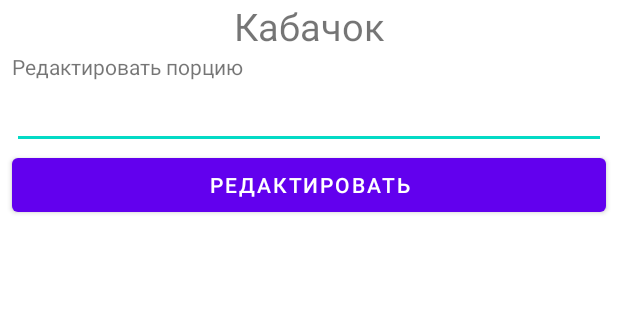
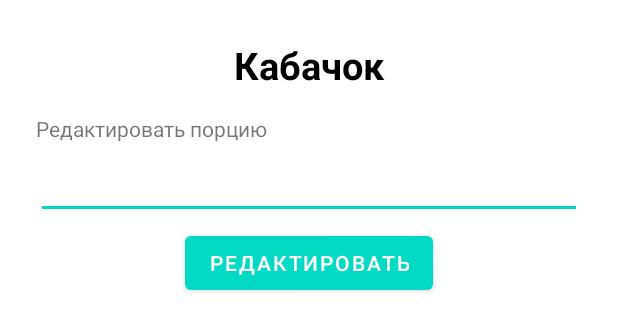
Before and after one commit to SR-rodi/Baby_Food, an Android app: the layout dialog_correct.xml on its own in the app's theme, with its tools: preview values and no code run, on a phone screen of 412 x 824 dp. Shown: the top 331 px of the screen. Run offline under Robolectric (Android 15) with nearby library versions, the phone set to English and light mode, and no system bars.

Commit message:
исправление дизайна

```diff
--- a/app/src/main/java/com/example/artyomkafood/core/database/InitDataBase.kt
+++ b/app/src/main/java/com/example/artyomkafood/core/database/InitDataBase.kt
@@ -196,9 +196,7 @@ object InitDataBase {
             list.add(ProductAndMealAndScheduleEntity(10, i, 3))
         }
         list.add(ProductAndMealAndScheduleEntity(11, 97, 4))
-/*        for (i in 98..102) {
-            list.add(ProductAndMealAndScheduleEntity(8, i , 2))
-        }*/
+
         return list
     }
 
--- a/app/src/main/java/com/example/artyomkafood/core/extensions/AddDialog.kt
+++ b/app/src/main/java/com/example/artyomkafood/core/extensions/AddDialog.kt
@@ -1,15 +1,11 @@
 package com.example.artyomkafood.core.extensions
 
 import android.app.AlertDialog
-import android.util.Log
 import android.view.LayoutInflater
 import android.widget.ArrayAdapter
-import androidx.core.view.isVisible
 import androidx.core.widget.doOnTextChanged
 import androidx.fragment.app.Fragment
 import com.example.artyomkafood.R
-import com.example.artyomkafood.feature_food.domain.model.FoodCategory
-import kotlinx.android.synthetic.main.dialo_correct.view.*
 import kotlinx.android.synthetic.main.dialog_add_product.view.*
 
 fun Fragment.createAddProductDialog(
@@ -39,7 +35,7 @@ fun Fragment.createAddProductDialog(
         .create()
 
     saveButton.setOnClickListener {
-        addDataBase(name.text.toString(), index+1)
+        addDataBase(name.text.toString(), index + 1)
         dialog.dismiss()
     }
     dialog.show()
--- a/app/src/main/java/com/example/artyomkafood/core/extensions/EditDialog.kt
+++ b/app/src/main/java/com/example/artyomkafood/core/extensions/EditDialog.kt
@@ -5,7 +5,7 @@ import android.view.LayoutInflater
 import androidx.core.widget.doOnTextChanged
 import androidx.fragment.app.Fragment
 import com.example.artyomkafood.R
-import kotlinx.android.synthetic.main.dialo_correct.view.*
+import kotlinx.android.synthetic.main.dialog_correct.view.*
 
 fun Fragment.createEditDialog(
     product: String?,
@@ -13,7 +13,7 @@ fun Fragment.createEditDialog(
     editMeal: (newVolume: String) -> Unit,
 ) {
     val view = LayoutInflater.from(requireContext())
-        .inflate(R.layout.dialo_correct, null)
+        .inflate(R.layout.dialog_correct, null)
     val editButton = view.edit_button
     val title = view.title
     val editText = view.counter
--- /dev/null
+++ b/app/src/main/res/drawable/bg_dialog.xml
@@ -0,0 +1,12 @@
+<?xml version="1.0" encoding="utf-8"?>
+<shape xmlns:android="http://schemas.android.com/apk/res/android"
+    android:shape="rectangle">
+
+
+    <corners android:radius="16dp" />
+    <solid android:color="@color/white" />
+    <stroke
+        android:width="2dp"
+        android:color="@color/teal_200" />
+
+</shape>
--- a/app/src/main/res/layout/dialog_add_product.xml
+++ b/app/src/main/res/layout/dialog_add_product.xml
@@ -1,6 +1,7 @@
 <?xml version="1.0" encoding="utf-8"?>
 <LinearLayout xmlns:android="http://schemas.android.com/apk/res/android"
     android:layout_width="match_parent"
+    android:padding="16dp"
     android:layout_height="match_parent"
     android:orientation="vertical">
 
@@ -8,6 +9,9 @@
         android:layout_width="wrap_content"
         android:layout_height="wrap_content"
         android:layout_gravity="center"
+        android:layout_marginVertical="10dp"
+        android:textStyle="bold"
+        android:textColor="@color/black"
         android:text="Довить новый продукт" />
 
     <com.google.android.material.textfield.TextInputLayout
@@ -28,6 +32,7 @@
     <com.google.android.material.textfield.TextInputLayout
         android:layout_width="match_parent"
         android:layout_height="wrap_content"
+        android:layout_marginVertical="8dp"
         style="@style/Widget.MaterialComponents.TextInputLayout.OutlinedBox.Dense"
         android:layout_marginHorizontal="16dp">
 
--- a/app/src/main/res/layout/dialo_correct.xml
+++ b/app/src/main/res/layout/dialog_correct.xml
@@ -2,9 +2,9 @@
 <LinearLayout xmlns:android="http://schemas.android.com/apk/res/android"
     xmlns:tools="http://schemas.android.com/tools"
     android:layout_width="match_parent"
-    android:layout_height="match_parent"
-    android:orientation="vertical"
-    tools:context=".feature_food.presentation.correct.CorrectFragment">
+    android:layout_height="wrap_content"
+    android:padding="16dp"
+    android:orientation="vertical">
 
     <TextView
         android:id="@+id/title"
@@ -12,13 +12,17 @@
         android:layout_height="wrap_content"
         android:layout_marginHorizontal="8dp"
         android:gravity="center"
+        android:textStyle="bold"
+        android:textColor="@color/black"
         android:textSize="25sp"
-        tools:text="Кабачок" />
+        tools:text="Кабачок"
+        android:layout_marginVertical="10dp"/>
 
     <TextView
         android:layout_width="match_parent"
         android:layout_height="wrap_content"
         android:layout_marginHorizontal="8dp"
+        android:layout_marginVertical="5dp"
         android:text="@string/edit" />
 
     <EditText
@@ -30,8 +34,10 @@
 
 
     <Button
+        android:layout_marginVertical="5dp"
         android:id="@+id/edit_button"
-        android:layout_width="match_parent"
+        android:layout_gravity="center"
+        android:layout_width="wrap_content"
         android:layout_height="wrap_content"
         android:layout_marginHorizontal="8dp"
         android:text="@string/edit_button" />
--- a/app/src/main/res/layout/fragment_add.xml
+++ b/app/src/main/res/layout/fragment_add.xml
@@ -25,6 +25,7 @@
         android:id="@+id/tab_layout"
         android:layout_width="match_parent"
         android:layout_height="wrap_content"
+        app:tabMode="scrollable"
         android:background="@color/background" />
 
     <androidx.viewpager2.widget.ViewPager2
--- a/app/src/main/res/navigation/nav_graph.xml
+++ b/app/src/main/res/navigation/nav_graph.xml
@@ -67,7 +67,7 @@
         android:id="@+id/correctFragment"
         android:name="com.example.artyomkafood.feature_food.presentation.correct.CorrectFragment"
         android:label="fragment_correct"
-        tools:layout="@layout/dialo_correct" >
+        tools:layout="@layout/dialog_correct" >
         <argument
             android:name="items"
             app:argType="com.example.artyomkafood.core.database.dao.ScheduleMeal" />
--- a/app/src/main/res/values-night/themes.xml
+++ b/app/src/main/res/values-night/themes.xml
@@ -2,9 +2,9 @@
     <!-- Base application theme. -->
     <style name="Theme.ArtyomkaFood" parent="Theme.MaterialComponents.DayNight.DarkActionBar">
         <!-- Primary brand color. -->
-        <item name="colorPrimary">@color/purple_200</item>
-        <item name="colorPrimaryVariant">@color/purple_700</item>
-        <item name="colorOnPrimary">@color/black</item>
+        <item name="colorPrimary">@color/teal_200</item>
+        <item name="colorPrimaryVariant">@color/teal_200</item>
+        <item name="colorOnPrimary">@color/white</item>
         <!-- Secondary brand color. -->
         <item name="colorSecondary">@color/teal_200</item>
         <item name="colorSecondaryVariant">@color/teal_200</item>
--- a/app/src/main/res/values/colors.xml
+++ b/app/src/main/res/values/colors.xml
@@ -1,8 +1,5 @@
 <?xml version="1.0" encoding="utf-8"?>
 <resources>
-    <color name="purple_200">#FFBB86FC</color>
-    <color name="purple_500">#FF6200EE</color>
-    <color name="purple_700">#FF3700B3</color>
     <color name="teal_200">#FF03DAC5</color>
     <color name="teal_700">#FF018786</color>
     <color name="black">#FF000000</color>
--- a/app/src/main/res/values/themes.xml
+++ b/app/src/main/res/values/themes.xml
@@ -2,8 +2,8 @@
     <!-- Base application theme. -->
     <style name="Theme.ArtyomkaFood" parent="Theme.MaterialComponents.DayNight.NoActionBar">
         <!-- Primary brand color. -->
-        <item name="colorPrimary">@color/purple_500</item>
-        <item name="colorPrimaryVariant">@color/purple_700</item>
+        <item name="colorPrimary">@color/teal_200</item>
+        <item name="colorPrimaryVariant">@color/teal_200</item>
         <item name="colorOnPrimary">@color/white</item>
         <!-- Secondary brand color. -->
         <item name="colorSecondary">@color/teal_200</item>
@@ -12,6 +12,7 @@
         <!-- Status bar color. -->
         <item name="android:statusBarColor">?attr/colorPrimaryVariant</item>
         <!-- Customize your theme here. -->
+        <item name="android:alertDialogTheme">@style/DialogThem</item>
     </style>
 
     <style name="expandedBarTextStyle" parent="Theme.ArtyomkaFood">
@@ -19,4 +20,10 @@
         <item name="android:alpha">0</item>
         <item name="android:textColor">@android:color/transparent</item>
     </style>
+
+
+    <style name="DialogThem" parent="Theme.MaterialComponents.Light.Dialog.Alert.Bridge">
+        <item name="android:windowBackground">@drawable/bg_dialog</item>
+    </style>
+
 </resources>
```
Also changed, not shown: app/src/main/java/com/example/artyomkafood/core/basemodel/BaseFragment.kt (+8 -0 lines), app/src/main/java/com/example/artyomkafood/feature_food/presentation/add/chldren/ProductTabFragment.kt (+14 -6 lines), app/src/main/java/com/example/artyomkafood/feature_food/presentation/add/chldren/ProductTabViewModel.kt (+6 -1 lines), app/src/main/res/layout/fragment_meal.xml (deleted, +0 -18 lines).
